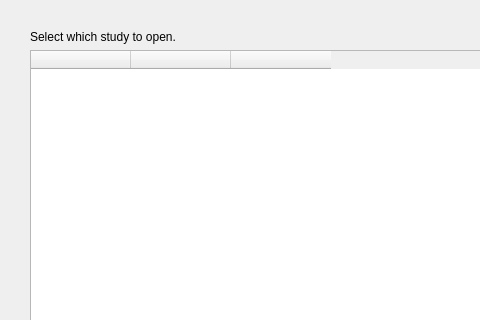
First picture: the form in api/interface/qt/QSelectStudyDialog.ui, repository patrickdemond/Alder, before the edit; both pictures show x 0 to 480 and y 0 to 320 of the 681 by 412 pixel window.
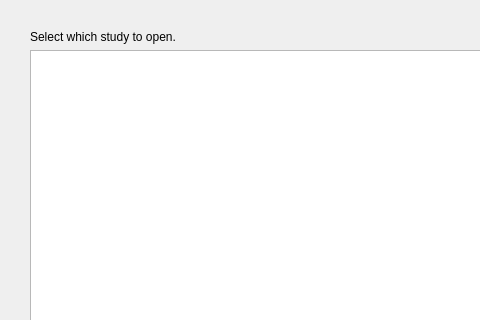
Second picture: the form after the edit.

```diff
--- a/api/interface/qt/QSelectStudyDialog.ui
+++ b/api/interface/qt/QSelectStudyDialog.ui
@@ -35,21 +35,6 @@
        <height>0</height>
       </size>
      </property>
-     <column>
-      <property name="text">
-       <string/>
-      </property>
-     </column>
-     <column>
-      <property name="text">
-       <string/>
-      </property>
-     </column>
-     <column>
-      <property name="text">
-       <string/>
-      </property>
-     </column>
     </widget>
    </item>
    <item>
```
